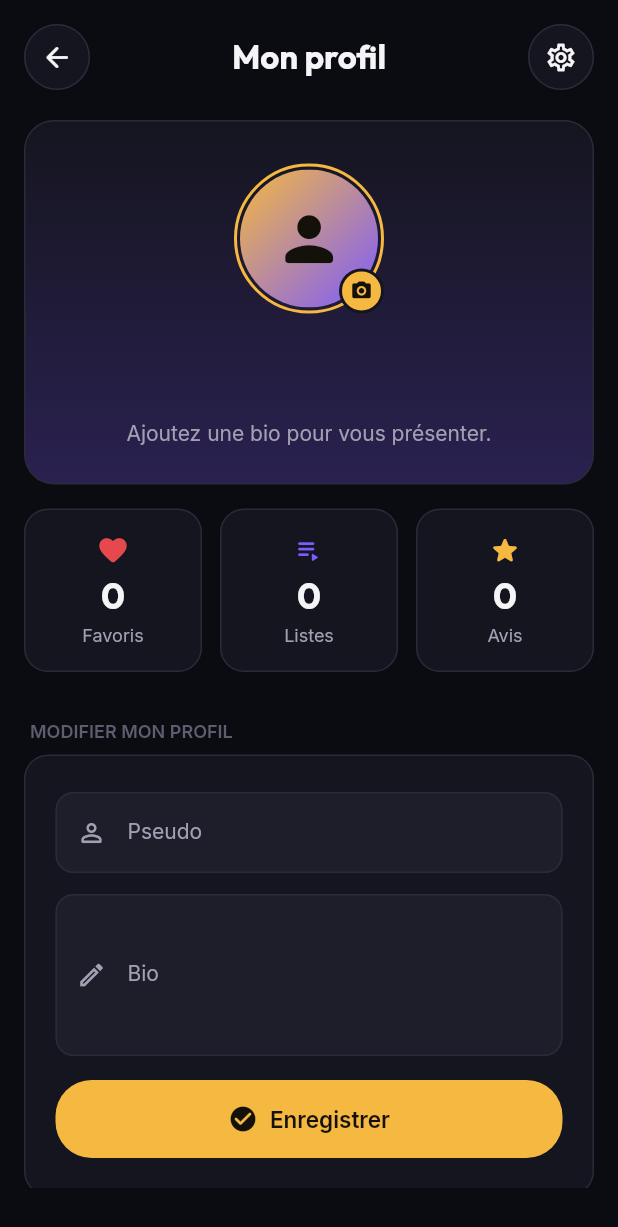
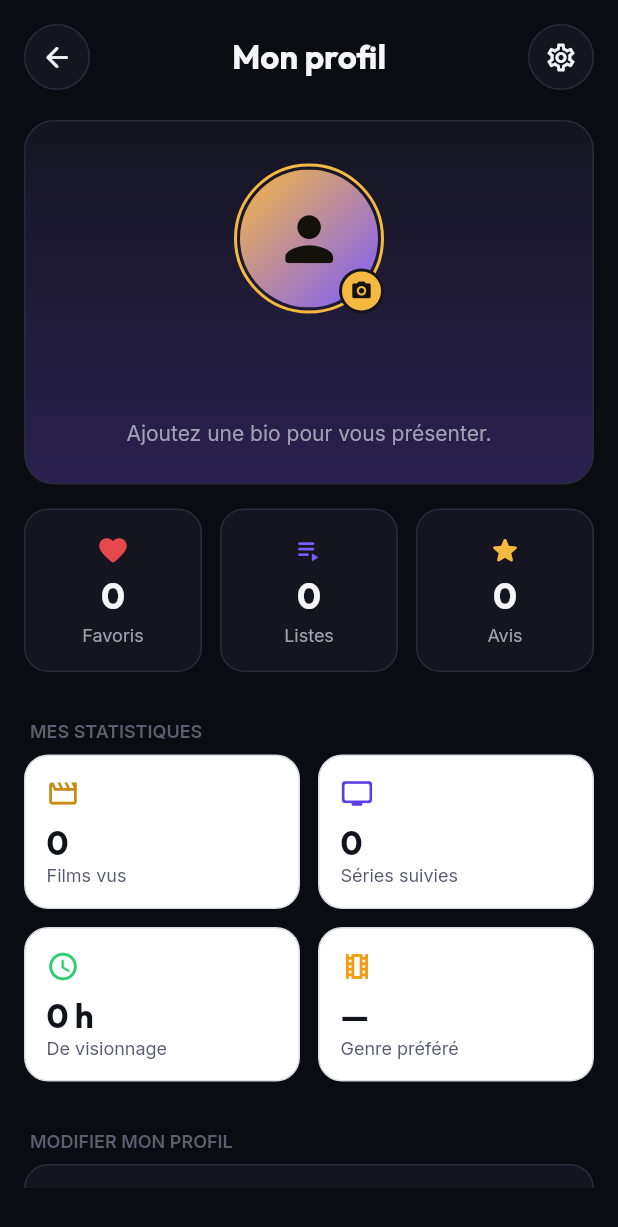
Before and after one commit to zakmario/CineSphere, a Flutter app: the ProfilWidget screen opened by its route, after a tap on the "arrow back" icon, on a phone screen of 412 x 824 dp. Shown: the top 1227 px of the screen. Run offline on Flutter 3.47's test engine with Material 3 defaults, Android fonts, the phone set to English and light mode, and no system bars; drawn by our look-alikes of auto_size_text; our stand-ins replace cached_network_image, cloud_firestore, equatable, firebase_auth, firebase_core, flutter_animate and 16 more; missing offline and left inert: json_path, mime_type, webviewx_plus; accounts and stored records are empty.

Commit message:
feat(profil): statistiques personnelles (membre 1, phase 9)
- ProfileStats sur la page Profil (section 6.11) : films vus, séries
  suivies (en favoris), heures de visionnage, genre préféré ; recalculé
  quand un favori ou un « vu » change (flux mediaChanges).
- computeUserStats (calcul pur, testé) et fetchMyStats ; les épisodes de
  séries comptent 45 min, TMDB ne donnant pas leur durée dans le catalogue.
- Page Profil régénérée par l'API FlutterFlow (section « Mes
  statistiques ») ; export vérifié sans erreur.

Co-Authored-By: Claude Opus 5.5 <noreply@anthropic.com>

```diff
--- a/lib/custom_code/actions/firebase_service.dart
+++ b/lib/custom_code/actions/firebase_service.dart
@@ -269,6 +269,74 @@ Map<String, dynamic> mediaSummary(Map<String, dynamic> row) => {
       'title': row['title'] ?? '',
       'posterUrl': row['poster_url'],
     };
+
+/// Durée retenue pour un épisode : TMDB ne la donne pas dans le catalogue.
+const int kEpisodeMinutes = 45;
+
+/// Statistiques personnelles du profil (section 6.11).
+class UserStats {
+  const UserStats({
+    this.moviesWatched = 0,
+    this.seriesWatched = 0,
+    this.seriesFollowed = 0,
+    this.watchMinutes = 0,
+    this.favoriteGenre,
+  });
+
+  final int moviesWatched;
+  final int seriesWatched;
+
+  /// Séries en favoris.
+  final int seriesFollowed;
+
+  /// Durée des films vus + épisodes des séries vues × [kEpisodeMinutes].
+  final int watchMinutes;
+
+  /// Genre le plus fréquent parmi les titres vus et favoris (null sans titre).
+  final String? favoriteGenre;
+}
+
+/// Calcule [UserStats] à partir des clés vues / favorites et des lignes du
+/// catalogue ([catalogRow], indexées par clé `movie_550`).
+UserStats computeUserStats({
+  required Iterable<String> watchedKeys,
+  required Iterable<String> favoriteKeys,
+  required Map<String, Map<String, dynamic>> catalogByKey,
+}) {
+  var movies = 0, series = 0, minutes = 0;
+  for (final key in watchedKeys.toSet()) {
+    final parsed = parseMediaKey(key);
+    if (parsed == null) {
+      continue;
+    }
+    final row = catalogByKey[key];
+    if (parsed.type == 'movie') {
+      movies++;
+      minutes += (row?['runtime_minutes'] as num?)?.toInt() ?? 0;
+    } else {
+      series++;
+      minutes += ((row?['episodes'] as num?)?.toInt() ?? 0) * kEpisodeMinutes;
+    }
+  }
+  final favorites = favoriteKeys.toSet();
+  final counts = <String, int>{};
+  for (final key in {...watchedKeys, ...favorites}) {
+    for (final genre in (catalogByKey[key]?['genres'] as List? ?? const [])) {
+      counts['$genre'] = (counts['$genre'] ?? 0) + 1;
+    }
+  }
+  final ranked = counts.entries.toList()
+    ..sort((a, b) =>
+        b.value != a.value ? b.value - a.value : a.key.compareTo(b.key));
+  return UserStats(
+    moviesWatched: movies,
+    seriesWatched: series,
+    seriesFollowed:
+        favorites.where((k) => parseMediaKey(k)?.type == 'series').length,
+    watchMinutes: minutes,
+    favoriteGenre: ranked.isEmpty ? null : ranked.first.key,
+  );
+}
 
 enum MediaFlag { favorite, watched }
 
@@ -1034,6 +1102,24 @@ class CineFirebaseService {
         return !liked;
       });
 
+  // Statistiques -----------------------------------------------------------
+
+  /// Statistiques du membre connecté (titres vus, favoris et catalogue).
+  Future<UserStats> fetchMyStats() => guard('fetchMyStats', () async {
+        // Future.wait (et non record.wait) : l'erreur reste une erreur
+        // Firestore que guard sait traduire.
+        final results = await Future.wait<Object>(
+            [mine('watched').get(), mine('favorites').get(), catalog()]);
+        final watched = results[0] as QuerySnapshot<Map<String, dynamic>>;
+        final favorites = results[1] as QuerySnapshot<Map<String, dynamic>>;
+        final rows = results[2] as List<Map<String, dynamic>>;
+        return computeUserStats(
+          watchedKeys: watched.docs.map((d) => d.id),
+          favoriteKeys: favorites.docs.map((d) => d.id),
+          catalogByKey: {for (final row in rows) row['id'] as String: row},
+        );
+      });
+
   // Historique des titres consultés ----------------------------------------
   //
   // Hors cahier des charges (section 5.2) : l'onglet Historique (6.7) lit
--- a/lib/custom_code/widgets/index.dart
+++ b/lib/custom_code/widgets/index.dart
@@ -13,3 +13,4 @@ export 'mark_watched_button.dart' show MarkWatchedButton;
 export 'avatar_picker.dart' show AvatarPicker;
 export 'trailer_player.dart' show TrailerPlayer;
 export 'reviews_section.dart' show ReviewsSection;
+export 'profile_stats.dart' show ProfileStats;
--- /dev/null
+++ b/lib/custom_code/widgets/profile_stats.dart
@@ -0,0 +1,216 @@
+// Automatic FlutterFlow imports
+import '/backend/backend.dart';
+import '/flutter_flow/flutter_flow_theme.dart';
+import '/flutter_flow/flutter_flow_util.dart';
+import 'index.dart'; // Imports other custom widgets
+import '/custom_code/actions/index.dart'; // Imports custom actions
+import '/flutter_flow/custom_functions.dart'; // Imports custom functions
+import 'package:flutter/material.dart';
+// Begin custom widget code
+// DO NOT REMOVE OR MODIFY THE CODE ABOVE!
+
+import 'dart:async';
+
+import '/custom_code/actions/firebase_service.dart';
+
+/// Statistiques personnelles de la page Profil (membre 1, section 6.11) :
+/// films vus, séries suivies, heures de visionnage, genre préféré. Se met à
+/// jour quand un favori ou un « vu » change.
+class ProfileStats extends StatefulWidget {
+  const ProfileStats({super.key, this.width, this.height});
+
+  final double? width;
+  final double? height;
+
+  @override
+  State<ProfileStats> createState() => _ProfileStatsState();
+}
+
+/// 0 -> « 0 h », 45 -> « 45 min », 135 -> « 2 h 15 ».
+String watchTimeLabel(int minutes) {
+  if (minutes <= 0) {
+    return '0 h';
+  }
+  if (minutes < 60) {
+    return '$minutes min';
+  }
+  final rest = minutes % 60;
+  return rest == 0
+      ? '${minutes ~/ 60} h'
+      : '${minutes ~/ 60} h ${rest.toString().padLeft(2, '0')}';
+}
+
+class _ProfileStatsState extends State<ProfileStats> {
+  UserStats? _stats;
+  bool _loading = true;
+  String? _error;
+  StreamSubscription<MediaChange>? _changes;
+  Timer? _reload;
+
+  @override
+  void initState() {
+    super.initState();
+    _changes = CineFirebaseService.instance.mediaChanges.listen((_) {
+      // Plusieurs changements rapprochés : un seul rechargement.
+      _reload?.cancel();
+      _reload = Timer(const Duration(milliseconds: 600), _load);
+    });
+    WidgetsBinding.instance.addPostFrameCallback((_) => _load());
+  }
+
+  @override
+  void dispose() {
+    _changes?.cancel();
+    _reload?.cancel();
+    super.dispose();
+  }
+
+  Future<void> _load() async {
+    if (!mounted) {
+      return;
+    }
+    if (CineFirebaseService.instance.currentUserId == null) {
+      setState(() {
+        _stats = const UserStats();
+        _loading = false;
+      });
+      return;
+    }
+    setState(() {
+      _loading = _stats == null;
+      _error = null;
+    });
+    try {
+      final stats = await CineFirebaseService.instance.fetchMyStats();
+      if (mounted) {
+        setState(() {
+          _stats = stats;
+          _loading = false;
+        });
+      }
+    } catch (error) {
+      if (mounted) {
+        setState(() {
+          _loading = false;
+          _error = error is CineFailure
+              ? error.message
+              : 'Impossible de calculer vos statistiques.';
+        });
+      }
+    }
+  }
+
+  @override
+  Widget build(BuildContext context) {
+    final theme = FlutterFlowTheme.of(context);
+    Widget body;
+    if (_loading) {
+      body = const Center(
+        child: Padding(
+          padding: EdgeInsets.all(24),
+          child: CircularProgressIndicator(),
+        ),
+      );
+    } else if (_error != null && _stats == null) {
+      body = Column(
+        mainAxisSize: MainAxisSize.min,
+        children: [
+          Text(_error!, style: theme.bodyMedium, textAlign: TextAlign.center),
+          TextButton(onPressed: _load, child: const Text('Réessayer')),
+        ],
+      );
+    } else {
+      final stats = _stats!;
+      final tiles = [
+        _StatTile(
+          icon: Icons.movie_outlined,
+          color: theme.primary,
+          value: '${stats.moviesWatched}',
+          label: 'Films vus',
+        ),
+        _StatTile(
+          icon: Icons.tv_rounded,
+          color: theme.secondary,
+          value: '${stats.seriesFollowed}',
+          label: 'Séries suivies',
+        ),
+        _StatTile(
+          icon: Icons.schedule_rounded,
+          color: theme.success,
+          value: watchTimeLabel(stats.watchMinutes),
+          label: 'De visionnage',
+          hint: stats.seriesWatched > 0
+              ? 'Séries : $kEpisodeMinutes min par épisode'
+              : null,
+        ),
+        _StatTile(
+          icon: Icons.local_movies_outlined,
+          color: theme.warning,
+          value: stats.favoriteGenre ?? '—',
+          label: 'Genre préféré',
+        ),
+      ];
+      body = LayoutBuilder(builder: (context, constraints) {
+        // 4 colonnes sur tablette, 2 sur téléphone.
+        // Largeur non bornée (Row, colonne centrée) : largeur de téléphone.
+        final maxWidth =
+            constraints.maxWidth.isFinite ? constraints.maxWidth : 360.0;
+        final columns = maxWidth >= 600 ? 4 : 2;
+        final width = (maxWidth - 12 * (columns - 1)) / columns;
+        return Wrap(
+          spacing: 12,
+          runSpacing: 12,
+          children: [
+            for (final tile in tiles) SizedBox(width: width, child: tile),
+          ],
+        );
+      });
+    }
+    return SizedBox(width: widget.width, height: widget.height, child: body);
+  }
+}
+
+class _StatTile extends StatelessWidget {
+  const _StatTile({
+    required this.icon,
+    required this.color,
+    required this.value,
+    required this.label,
+    this.hint,
+  });
+
+  final IconData icon;
+  final Color color;
+  final String value;
+  final String label;
+  final String? hint;
+
+  @override
+  Widget build(BuildContext context) {
+    final theme = FlutterFlowTheme.of(context);
+    final tile = Container(
+      padding: const EdgeInsets.all(14),
+      decoration: BoxDecoration(
+        color: theme.secondaryBackground,
+        borderRadius: BorderRadius.circular(16),
+        border: Border.all(color: theme.alternate),
+      ),
+      child: Column(
+        crossAxisAlignment: CrossAxisAlignment.start,
+        children: [
+          Icon(icon, color: color, size: 22),
+          const SizedBox(height: 8),
+          Text(
+            value,
+            maxLines: 1,
+            overflow: TextOverflow.ellipsis,
+            style: theme.headlineSmall,
+          ),
+          Text(label,
+              style: theme.bodySmall.copyWith(color: theme.secondaryText)),
+        ],
+      ),
+    );
+    return hint == null ? tile : Tooltip(message: hint!, child: tile);
+  }
+}
--- a/lib/membre1_auth_profil_supabase/profil/profil_widget.dart
+++ b/lib/membre1_auth_profil_supabase/profil/profil_widget.dart
@@ -591,6 +591,38 @@ class _ProfilWidgetState extends State<ProfilWidget> {
                         padding:
                             EdgeInsetsDirectional.fromSTEB(4.0, 8.0, 0.0, 0.0),
                         child: Text(
+                          'MES STATISTIQUES',
+                          style:
+                              FlutterFlowTheme.of(context).bodyMedium.override(
+                                    font: GoogleFonts.inter(
+                                      fontWeight: FontWeight.w600,
+                                      fontStyle: FlutterFlowTheme.of(context)
+                                          .bodyMedium
+                                          .fontStyle,
+                                    ),
+                                    color: Color(0xFF5E5E70),
+                                    fontSize: 12.0,
+                                    letterSpacing: 0.0,
+                                    fontWeight: FontWeight.w600,
+                                    fontStyle: FlutterFlowTheme.of(context)
+                                        .bodyMedium
+                                        .fontStyle,
+                                  ),
+                        ),
+                      ),
+                      Container(
+                        height: 8.0,
+                        decoration: BoxDecoration(),
+                      ),
+                      custom_widgets.ProfileStats(),
+                      Container(
+                        height: 24.0,
+                        decoration: BoxDecoration(),
+                      ),
+                      Padding(
+                        padding:
+                            EdgeInsetsDirectional.fromSTEB(4.0, 8.0, 0.0, 0.0),
+                        child: Text(
                           'MODIFIER MON PROFIL',
                           style:
                               FlutterFlowTheme.of(context).bodyMedium.override(
```
Also changed, not shown: 3 other files.
